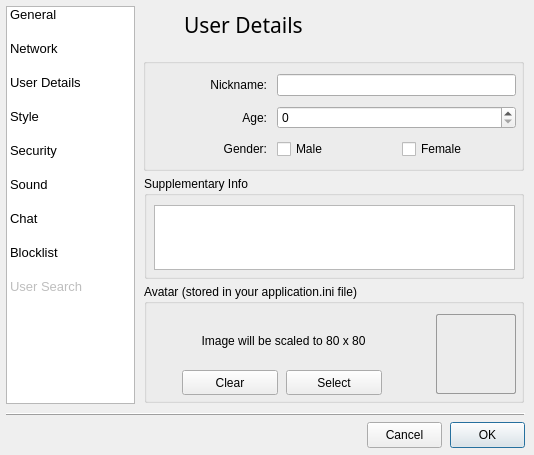
This is src/gui/form_settingsgui.ui in vituperative/i2pchat as Qt 5 draws it before an edit. The edited form follows.
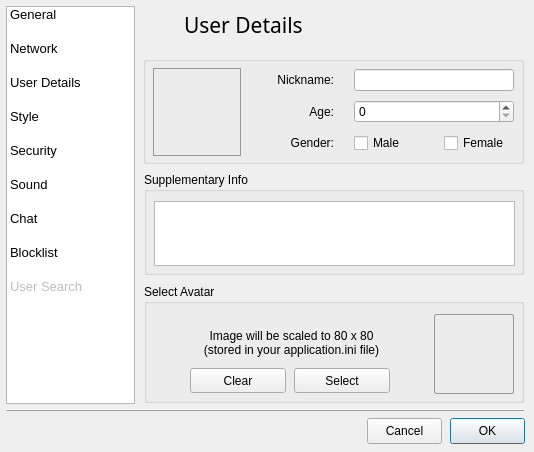
This is the edited form. The open tabs and pages were chosen to show the change. Icons and pictures are not drawn.

Commit message: Settings presentational refinements

What changed in the file:
```diff
--- a/src/gui/form_settingsgui.ui
+++ b/src/gui/form_settingsgui.ui
@@ -7,7 +7,7 @@
     <x>0</x>
     <y>0</y>
     <width>534</width>
-    <height>455</height>
+    <height>452</height>
    </rect>
   </property>
   <property name="sizePolicy">
@@ -19,13 +19,13 @@
   <property name="minimumSize">
    <size>
     <width>534</width>
-    <height>455</height>
+    <height>452</height>
    </size>
   </property>
   <property name="maximumSize">
    <size>
     <width>534</width>
-    <height>455</height>
+    <height>452</height>
    </size>
   </property>
   <property name="windowTitle">
@@ -1175,12 +1175,12 @@
        </size>
       </property>
       <property name="title">
-       <string>Avatar (stored in your application.ini file)</string>
+       <string>Select Avatar</string>
       </property>
       <widget class="QLabel" name="ownavatar_label">
        <property name="geometry">
         <rect>
-         <x>292</x>
+         <x>290</x>
          <y>30</y>
          <width>80</width>
          <height>80</height>
@@ -1232,14 +1232,15 @@
       <widget class="QLabel" name="label">
        <property name="geometry">
         <rect>
-         <x>30</x>
-         <y>48</y>
+         <x>38</x>
+         <y>44</y>
          <width>219</width>
-         <height>17</height>
+         <height>29</height>
         </rect>
        </property>
        <property name="text">
-        <string>Image will be scaled to 80 x 80</string>
+        <string>Image will be scaled to 80 x 80
+(stored in your application.ini file)</string>
        </property>
        <property name="alignment">
         <set>Qt::AlignCenter</set>
@@ -1248,8 +1249,8 @@
       <widget class="QPushButton" name="cmd_selectAvatarImage">
        <property name="geometry">
         <rect>
-         <x>142</x>
-         <y>86</y>
+         <x>150</x>
+         <y>84</y>
          <width>96</width>
          <height>25</height>
         </rect>
@@ -1267,8 +1268,8 @@
       <widget class="QPushButton" name="cmd_clearAvatarImage">
        <property name="geometry">
         <rect>
-         <x>38</x>
-         <y>86</y>
+         <x>46</x>
+         <y>84</y>
          <width>96</width>
          <height>25</height>
         </rect>
@@ -1288,9 +1289,9 @@
       <property name="geometry">
        <rect>
         <x>3</x>
-        <y>50</y>
+        <y>48</y>
         <width>381</width>
-        <height>113</height>
+        <height>108</height>
        </rect>
       </property>
       <property name="title">
@@ -1299,39 +1300,17 @@
       <widget class="QWidget" name="layoutWidget_11">
        <property name="geometry">
         <rect>
-         <x>10</x>
+         <x>104</x>
          <y>12</y>
-         <width>363</width>
-         <height>93</height>
+         <width>267</width>
+         <height>88</height>
         </rect>
        </property>
-       <layout class="QGridLayout" name="gridLayout_12">
+       <layout class="QGridLayout" name="gridLayout_12" columnstretch="10,0,0">
         <property name="horizontalSpacing">
-         <number>10</number>
+         <number>20</number>
         </property>
-        <item row="0" column="0" alignment="Qt::AlignRight">
-         <widget class="QLabel" name="label_19">
-          <property name="minimumSize">
-           <size>
-            <width>80</width>
-            <height>0</height>
-           </size>
-          </property>
-          <property name="maximumSize">
-           <size>
-            <width>80</width>
-            <height>16777215</height>
-           </size>
-          </property>
-          <property name="text">
-           <string>Nickname:</string>
-          </property>
-          <property name="alignment">
-           <set>Qt::AlignRight|Qt::AlignTrailing|Qt::AlignVCenter</set>
-          </property>
-         </widget>
-        </item>
-        <item row="1" column="0" alignment="Qt::AlignRight">
+        <item row="1" column="0" alignment="Qt::AlignRight|Qt::AlignVCenter">
          <widget class="QLabel" name="label_21">
           <property name="minimumSize">
            <size>
@@ -1353,34 +1332,8 @@
           </property>
          </widget>
         </item>
-        <item row="0" column="1" colspan="2">
-         <widget class="QLineEdit" name="txt_Nickname">
-          <property name="enabled">
-           <bool>true</bool>
-          </property>
-         </widget>
-        </item>
-        <item row="2" column="1">
-         <widget class="QCheckBox" name="checkGender_Male">
-          <property name="enabled">
-           <bool>true</bool>
-          </property>
-          <property name="text">
-           <string>Male</string>
-          </property>
-          <property name="autoRepeat">
-           <bool>false</bool>
-          </property>
-          <property name="autoExclusive">
-           <bool>false</bool>
-          </property>
-          <property name="tristate">
-           <bool>false</bool>
-          </property>
-         </widget>
-        </item>
-        <item row="2" column="0" alignment="Qt::AlignRight">
-         <widget class="QLabel" name="label_22">
+        <item row="0" column="0" alignment="Qt::AlignRight|Qt::AlignVCenter">
+         <widget class="QLabel" name="label_19">
           <property name="minimumSize">
            <size>
             <width>80</width>
@@ -1394,14 +1347,14 @@
            </size>
           </property>
           <property name="text">
-           <string>Gender:</string>
+           <string>Nickname:</string>
           </property>
           <property name="alignment">
            <set>Qt::AlignRight|Qt::AlignTrailing|Qt::AlignVCenter</set>
           </property>
          </widget>
         </item>
-        <item row="2" column="2">
+        <item row="2" column="2" alignment="Qt::AlignVCenter">
          <widget class="QCheckBox" name="checkGender_Female">
           <property name="enabled">
            <bool>true</bool>
@@ -1420,21 +1373,142 @@
           </property>
          </widget>
         </item>
-        <item row="1" column="1" colspan="2">
+        <item row="0" column="1" colspan="2" alignment="Qt::AlignRight|Qt::AlignVCenter">
+         <widget class="QLineEdit" name="txt_Nickname">
+          <property name="enabled">
+           <bool>true</bool>
+          </property>
+          <property name="minimumSize">
+           <size>
+            <width>160</width>
+            <height>0</height>
+           </size>
+          </property>
+          <property name="maximumSize">
+           <size>
+            <width>160</width>
+            <height>16777215</height>
+           </size>
+          </property>
+         </widget>
+        </item>
+        <item row="1" column="1" colspan="2" alignment="Qt::AlignRight|Qt::AlignVCenter">
          <widget class="QSpinBox" name="spinAge">
           <property name="enabled">
            <bool>true</bool>
           </property>
+          <property name="minimumSize">
+           <size>
+            <width>160</width>
+            <height>0</height>
+           </size>
+          </property>
+          <property name="maximumSize">
+           <size>
+            <width>160</width>
+            <height>16777215</height>
+           </size>
+          </property>
+         </widget>
+        </item>
+        <item row="2" column="0" alignment="Qt::AlignRight|Qt::AlignVCenter">
+         <widget class="QLabel" name="label_22">
+          <property name="minimumSize">
+           <size>
+            <width>80</width>
+            <height>0</height>
+           </size>
+          </property>
+          <property name="maximumSize">
+           <size>
+            <width>80</width>
+            <height>16777215</height>
+           </size>
+          </property>
+          <property name="text">
+           <string>Gender:</string>
+          </property>
+          <property name="alignment">
+           <set>Qt::AlignRight|Qt::AlignTrailing|Qt::AlignVCenter</set>
+          </property>
+         </widget>
+        </item>
+        <item row="2" column="1" alignment="Qt::AlignVCenter">
+         <widget class="QCheckBox" name="checkGender_Male">
+          <property name="enabled">
+           <bool>true</bool>
+          </property>
+          <property name="text">
+           <string>Male</string>
+          </property>
+          <property name="autoRepeat">
+           <bool>false</bool>
+          </property>
+          <property name="autoExclusive">
+           <bool>false</bool>
+          </property>
+          <property name="tristate">
+           <bool>false</bool>
+          </property>
          </widget>
         </item>
        </layout>
       </widget>
+      <widget class="QLabel" name="ownavatar_label_2">
+       <property name="geometry">
+        <rect>
+         <x>10</x>
+         <y>12</y>
+         <width>88</width>
+         <height>88</height>
+        </rect>
+       </property>
+       <property name="sizePolicy">
+        <sizepolicy hsizetype="Fixed" vsizetype="Fixed">
+         <horstretch>0</horstretch>
+         <verstretch>0</verstretch>
+        </sizepolicy>
+       </property>
+       <property name="minimumSize">
+        <size>
+         <width>88</width>
+         <height>88</height>
+        </size>
+       </property>
+       <property name="maximumSize">
+        <size>
+         <width>88</width>
+         <height>88</height>
+        </size>
+       </property>
+       <property name="sizeIncrement">
+        <size>
+         <width>80</width>
+         <height>80</height>
+        </size>
+       </property>
+       <property name="autoFillBackground">
+        <bool>false</bool>
+       </property>
+       <property name="styleSheet">
+        <string notr="true">QLabel{border: 1px solid #999}</string>
+       </property>
+       <property name="text">
+        <string/>
+       </property>
+       <property name="pixmap">
+        <pixmap resource="resourcen.qrc">:/icons/silhouette.svg</pixmap>
+       </property>
+       <property name="scaledContents">
+        <bool>true</bool>
+       </property>
+      </widget>
      </widget>
      <widget class="QGroupBox" name="groupBox_9">
       <property name="geometry">
        <rect>
         <x>4</x>
-        <y>168</y>
+        <y>164</y>
         <width>380</width>
         <height>103</height>
        </rect>
@@ -3632,7 +3706,7 @@
     <property name="geometry">
      <rect>
       <x>2</x>
-      <y>400</y>
+      <y>396</y>
       <width>519</width>
       <height>16</height>
      </rect>
@@ -3660,7 +3734,7 @@
     <property name="geometry">
      <rect>
       <x>352</x>
-      <y>404</y>
+      <y>400</y>
       <width>179</width>
       <height>43</height>
      </rect>
```
Left out of the diff: 119 changed lines with no effect on the pictures. The commit also changes 1 other file.
